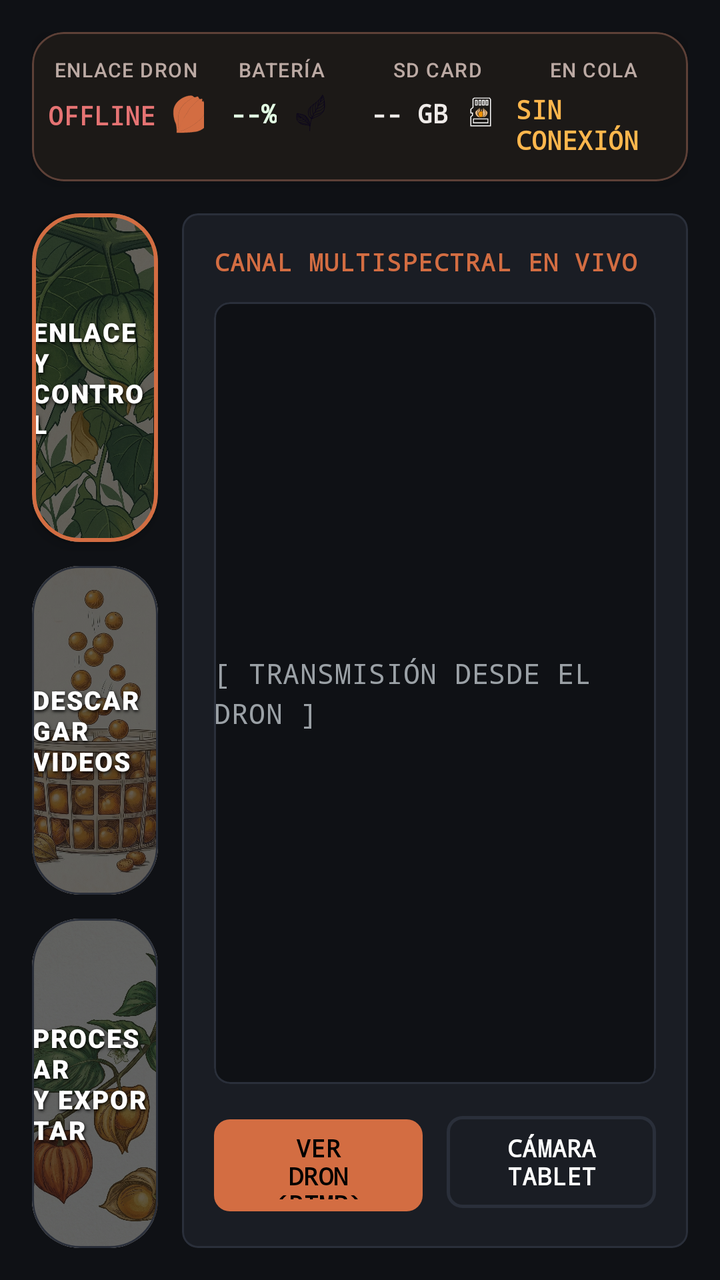
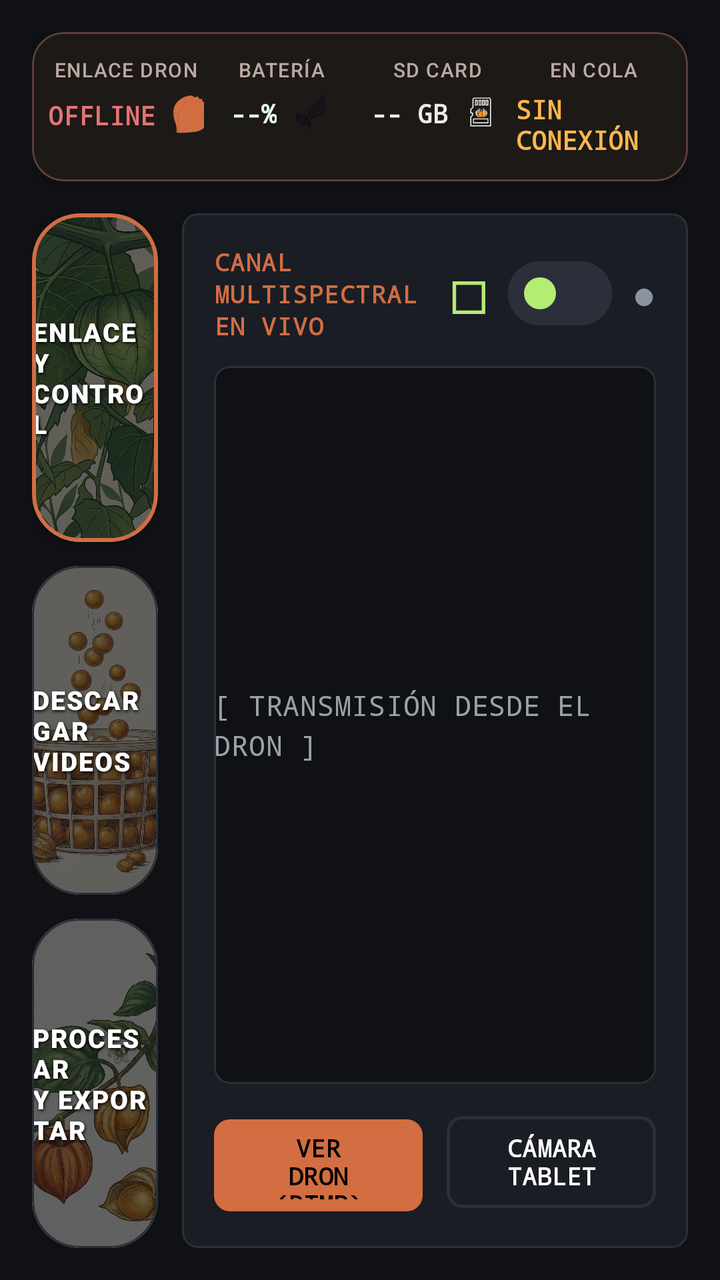

Screens rendered from an Android XML layout before and after an edit, with the pre-edit source and the edit as a unified diff.
<!-- AndroidManifest.xml: application theme Theme.UchuvaTwinApp -->
<!-- res/layout/activity_dron.xml -->
<?xml version="1.0" encoding="utf-8"?>
<LinearLayout xmlns:android="http://schemas.android.com/apk/res/android"
    xmlns:app="http://schemas.android.com/apk/res-auto"
    android:layout_width="match_parent"
    android:layout_height="match_parent"
    android:background="#0F1115"
    android:orientation="vertical"
    android:padding="16dp">

    
    <include
        android:id="@+id/modulo_telemetria"
        layout="@layout/dron_panel_telemetria" />

    
    <LinearLayout
        android:layout_width="match_parent"
        android:layout_height="0dp"
        android:layout_weight="1"
        android:orientation="horizontal"
        android:weightSum="100">

        
        <LinearLayout
            android:layout_width="0dp"
            android:layout_height="match_parent"
            android:layout_marginEnd="12dp"
            android:layout_weight="20"
            android:orientation="vertical">

            <include layout="@layout/dron_panel_navegacion" />

        </LinearLayout>

        
        <com.google.android.material.card.MaterialCardView
            style="?attr/materialCardViewOutlinedStyle"
            android:layout_width="0dp"
            android:layout_height="match_parent"
            android:layout_weight="80"
            app:cardBackgroundColor="#1A1D24"
            app:cardElevation="0dp"
            app:strokeColor="#2A2F3A"
            app:strokeWidth="1dp">

            <FrameLayout
                android:layout_width="match_parent"
                android:layout_height="match_parent"
                android:padding="16dp">

                
                <LinearLayout
                    android:id="@+id/panelControl"
                    android:layout_width="match_parent"
                    android:layout_height="match_parent"
                    android:orientation="vertical"
                    android:visibility="visible">

                    <com.google.android.material.textview.MaterialTextView
                        android:layout_width="wrap_content"
                        android:layout_height="wrap_content"
                        android:layout_marginBottom="12dp"
                        android:fontFamily="monospace"
                        android:text="CANAL MULTISPECTRAL EN VIVO"
                        android:textAppearance="?attr/textAppearanceLabelMedium"
                        android:textColor="#D36D42"
                        android:textStyle="bold" />

                    
                    <com.google.android.material.card.MaterialCardView
                        android:layout_width="match_parent"
                        android:layout_height="0dp"
                        android:layout_weight="1"
                        app:cardBackgroundColor="@color/tech_background"
                        app:strokeColor="?attr/colorOutline"
                        app:strokeWidth="1dp">

                        <FrameLayout
                            android:layout_width="match_parent"
                            android:layout_height="match_parent">

                            
                            <androidx.camera.view.PreviewView
                                android:id="@+id/previewViewDron"
                                android:layout_width="match_parent"
                                android:layout_height="match_parent"
                                android:visibility="invisible" />

                            
                            <ImageView
                                android:id="@+id/ivOverlayDron"
                                android:layout_width="match_parent"
                                android:layout_height="match_parent"
                                android:visibility="invisible" />

                            <com.google.android.material.textview.MaterialTextView
                                android:id="@+id/tvPlaceholderDron"
                                android:layout_width="wrap_content"
                                android:layout_height="wrap_content"
                                android:layout_gravity="center"
                                android:fontFamily="monospace"
                                android:text="[ TRANSMISIÓN DESDE EL DRON ]"
                                android:textAppearance="?attr/textAppearanceBodyMedium"
                                android:textColor="?attr/colorOnSurfaceVariant" />
                        </FrameLayout>
                    </com.google.android.material.card.MaterialCardView>

                    
                    <LinearLayout
                        android:layout_width="match_parent"
                        android:layout_height="wrap_content"
                        android:layout_marginTop="12dp"
                        android:orientation="horizontal"
                        android:weightSum="2">

                        <com.google.android.material.button.MaterialButton
                            android:id="@+id/btnVerDronRTMP"
                            android:layout_width="0dp"
                            android:layout_height="54dp"
                            android:layout_marginEnd="6dp"
                            android:layout_weight="1"
                            android:fontFamily="monospace"
                            android:text="VER DRON (RTMP)"
                            android:textColor="#000000"
                            android:textSize="12sp"
                            android:textStyle="bold"
                            app:backgroundTint="#D36D42"
                            app:cornerRadius="8dp" />

                        <com.google.android.material.button.MaterialButton
                            android:id="@+id/btnCamaraTablet"
                            style="@style/Widget.Material3.Button.OutlinedButton"
                            android:layout_width="0dp"
                            android:layout_height="54dp"
                            android:layout_marginStart="6dp"
                            android:layout_weight="1"
                            android:fontFamily="monospace"
                            android:text="CÁMARA TABLET"
                            android:textColor="#FFFFFF"
                            android:textSize="12sp"
                            android:textStyle="bold"
                            app:cornerRadius="8dp"
                            app:strokeColor="#2A2F3A"
                            app:strokeWidth="1.5dp" />
                    </LinearLayout>
                </LinearLayout>

                
                <LinearLayout
                    android:id="@+id/panelDescarga"
                    android:layout_width="match_parent"
                    android:layout_height="match_parent"
                    android:orientation="vertical"
                    android:visibility="gone">

                    <com.google.android.material.textview.MaterialTextView
                        android:layout_width="match_parent"
                        android:layout_height="wrap_content"
                        android:layout_marginBottom="12dp"
                        android:fontFamily="monospace"
                        android:letterSpacing="0.05"
                        android:text="PANEL DE SINCRONIZACIÓN HTTP"
                        android:textAppearance="?attr/textAppearanceLabelMedium"
                        android:textColor="#D36D42"
                        android:textStyle="bold" />

                    
                    <LinearLayout
                        android:layout_width="match_parent"
                        android:layout_height="wrap_content"
                        android:layout_marginBottom="16dp"
                        android:gravity="center_vertical"
                        android:orientation="horizontal">

                        <com.google.android.material.textfield.TextInputLayout
                            style="@style/Widget.Material3.TextInputLayout.OutlinedBox"
                            android:layout_width="0dp"
                            android:layout_height="wrap_content"
                            android:layout_weight="1"
                            android:hint="IP del Dron"
                            app:boxBackgroundColor="#171513"
                            app:boxStrokeColor="#7A8B62"
                            app:hintTextColor="#BCAAA4">

                            <com.google.android.material.textfield.TextInputEditText
                                android:id="@+id/etIpDron"
                                android:layout_width="match_parent"
                                android:layout_height="wrap_content"
                                android:fontFamily="monospace"
                                android:inputType="textUri"
                                android:singleLine="true"
                                android:textColor="#FFFFFF"
                                android:textSize="13sp" />
                        </com.google.android.material.textfield.TextInputLayout>

                        
                        <com.google.android.material.button.MaterialButton
                            android:id="@+id/btnSincronizarLotes"
                            android:layout_width="wrap_content"
                            android:layout_height="56dp"
                            android:layout_marginStart="12dp"
                            android:fontFamily="sans-serif-black"
                            android:letterSpacing="0.05"
                            android:text="⬇ SINCRONIZAR"
                            android:textColor="#000000"
                            android:textSize="11sp"
                            app:backgroundTint="#D36D42"
                            app:cornerRadius="12dp"
                            app:elevation="2dp" />
                    </LinearLayout>

                    <com.google.android.material.progressindicator.LinearProgressIndicator
                        android:id="@+id/pbSincronizacion"
                        android:layout_width="match_parent"
                        android:layout_height="wrap_content"
                        android:layout_marginBottom="8dp"
                        android:indeterminate="true"
                        android:visibility="gone"
                        app:indicatorColor="#D36D42" />

                    <com.google.android.material.button.MaterialButton
                        android:id="@+id/btnVolverLotes"
                        style="@style/Widget.Material3.Button.TextButton"
                        android:layout_width="wrap_content"
                        android:layout_height="wrap_content"
                        android:fontFamily="monospace"
                        android:text="🔙 VOLVER A CARPETAS"
                        android:textColor="#EF9A9A"
                        android:textSize="11sp"
                        android:visibility="gone" />

                    
                    <androidx.recyclerview.widget.RecyclerView
                        android:id="@+id/rvGestorArchivos"
                        android:layout_width="match_parent"
                        android:layout_height="0dp"
                        android:layout_weight="1"
                        android:clipToPadding="false"
                        android:paddingVertical="4dp"
                        android:scrollbars="vertical" />
                </LinearLayout>

                
                <LinearLayout
                    android:id="@+id/panelProcesamiento"
                    android:layout_width="match_parent"
                    android:layout_height="match_parent"
                    android:orientation="vertical"
                    android:visibility="gone">

                    <com.google.android.material.textview.MaterialTextView
                        android:layout_width="wrap_content"
                        android:layout_height="wrap_content"
                        android:layout_marginBottom="12dp"
                        android:fontFamily="monospace"
                        android:text="INFERENCIA DE RED NEURONAL"
                        android:textAppearance="?attr/textAppearanceLabelMedium"
                        android:textColor="#D36D42"
                        android:letterSpacing="0.05"
                        android:textStyle="bold" />

                    <androidx.recyclerview.widget.RecyclerView
                        android:id="@+id/rvLotesProcesables"
                        android:layout_width="match_parent"
                        android:layout_height="0dp"
                        android:layout_weight="1"
                        android:layout_marginBottom="12dp"
                        android:clipToPadding="false"
                        android:paddingVertical="4dp"
                        android:scrollbars="vertical" />

                    <LinearLayout
                        android:id="@+id/panelProgresoLote"
                        android:layout_width="match_parent"
                        android:layout_height="wrap_content"
                        android:layout_marginBottom="12dp"
                        android:background="#171513"
                        android:orientation="vertical"
                        android:padding="12dp"
                        android:visibility="gone">

                        <com.google.android.material.textview.MaterialTextView
                            android:id="@+id/tvProgresoLote"
                            android:layout_width="wrap_content"
                            android:layout_height="wrap_content"
                            android:fontFamily="monospace"
                            android:text="Procesando video 1 de X..."
                            android:textColor="#BCAAA4"
                            android:textSize="12sp" />

                        <com.google.android.material.progressindicator.LinearProgressIndicator
                            android:id="@+id/pbProcesamientoLote"
                            android:layout_width="match_parent"
                            android:layout_height="wrap_content"
                            android:layout_marginTop="8dp"
                            app:indicatorColor="#D36D42" />
                    </LinearLayout>

                    <com.google.android.material.button.MaterialButton
                        android:id="@+id/btnIniciarProcesamiento"
                        style="@style/Widget.Material3.Button"
                        android:layout_width="match_parent"
                        android:layout_height="56dp"
                        android:enabled="false"
                        android:fontFamily="sans-serif-black"
                        android:letterSpacing="0.05"
                        android:text="SELECCIONE UNA CARPETA"
                        android:textSize="13sp"
                        app:cornerRadius="12dp"
                        app:backgroundTint="#2A2F3A"
                        android:textColor="#8B949E" />
                </LinearLayout>

            </FrameLayout>
        </com.google.android.material.card.MaterialCardView>
    </LinearLayout>
</LinearLayout>
<!-- res/layout/dron_panel_telemetria.xml (included above) -->
<?xml version="1.0" encoding="utf-8"?>
<com.google.android.material.card.MaterialCardView
    xmlns:android="http://schemas.android.com/apk/res/android"
    xmlns:app="http://schemas.android.com/apk/res-auto"
    android:layout_width="match_parent"
    android:layout_height="wrap_content"
    android:layout_marginBottom="16dp"
    app:cardBackgroundColor="#1C1917"
    app:cardCornerRadius="16dp"
    app:cardElevation="4dp"
    app:strokeColor="#5D4037"
    app:strokeWidth="1dp">

    <LinearLayout
        android:layout_width="match_parent"
        android:layout_height="wrap_content"
        android:baselineAligned="false"
        android:orientation="horizontal"
        android:paddingHorizontal="8dp"
        android:paddingVertical="12dp"
        android:weightSum="4">

        
        <LinearLayout
            android:layout_width="0dp"
            android:layout_height="wrap_content"
            android:layout_weight="1"
            android:gravity="center"
            android:orientation="vertical">

            <TextView
                android:layout_width="wrap_content"
                android:layout_height="wrap_content"
                android:fontFamily="sans-serif-medium"
                android:letterSpacing="0.05"
                android:text="ENLACE DRON"
                android:textColor="#BCAAA4"
                android:textSize="10sp" />

            <LinearLayout
                android:layout_width="wrap_content"
                android:layout_height="wrap_content"
                android:layout_marginTop="4dp"
                android:gravity="center_vertical"
                android:orientation="horizontal">

                <TextView
                    android:id="@+id/tvEstadoConexion"
                    android:layout_width="wrap_content"
                    android:layout_height="wrap_content"
                    android:fontFamily="monospace"
                    android:text="OFFLINE"
                    android:textColor="#E57373"
                    android:textSize="13sp"
                    android:textStyle="bold" />

                <ImageView
                    android:id="@+id/ivUchuvaEstado"
                    android:layout_width="24dp"
                    android:layout_height="24dp"
                    android:layout_marginStart="6dp"
                    android:src="@drawable/ic_dron_panel_tele_enlace"
                    app:tint="#D36D42" /> 
            </LinearLayout>
        </LinearLayout>

        
        <LinearLayout
            android:layout_width="0dp"
            android:layout_height="wrap_content"
            android:layout_weight="1"
            android:gravity="center"
            android:orientation="vertical">

            <TextView
                android:layout_width="wrap_content"
                android:layout_height="wrap_content"
                android:fontFamily="sans-serif-medium"
                android:letterSpacing="0.05"
                android:text="BATERÍA"
                android:textColor="#BCAAA4"
                android:textSize="10sp" />

            <LinearLayout
                android:layout_width="wrap_content"
                android:layout_height="wrap_content"
                android:layout_marginTop="4dp"
                android:gravity="center_vertical"
                android:orientation="horizontal">

                <TextView
                    android:id="@+id/tvBateria"
                    android:layout_width="wrap_content"
                    android:layout_height="wrap_content"
                    android:fontFamily="monospace"
                    android:text="--%"
                    android:textColor="#E3FFE4"
                    android:textSize="13sp"
                    android:textStyle="bold" />

                <ImageView
                    android:id="@+id/ivBateriaHoja"
                    android:layout_width="22dp"
                    android:layout_height="22dp"
                    android:layout_marginStart="6dp"
                    android:src="@drawable/ic_hoja_bateria" />
            </LinearLayout>
        </LinearLayout>

        
        <LinearLayout
            android:layout_width="0dp"
            android:layout_height="wrap_content"
            android:layout_weight="1"
            android:gravity="center"
            android:orientation="vertical">

            <TextView
                android:layout_width="wrap_content"
                android:layout_height="wrap_content"
                android:fontFamily="sans-serif-medium"
                android:letterSpacing="0.05"
                android:text="SD CARD"
                android:textColor="#BCAAA4"
                android:textSize="10sp" />

            <LinearLayout
                android:layout_width="wrap_content"
                android:layout_height="wrap_content"
                android:layout_marginTop="4dp"
                android:gravity="center_vertical"
                android:orientation="horizontal">

                <TextView
                    android:id="@+id/tvAlmacenamiento"
                    android:layout_width="wrap_content"
                    android:layout_height="wrap_content"
                    android:fontFamily="monospace"
                    android:text="-- GB"
                    android:textColor="#EFEBE9"
                    android:textSize="13sp"
                    android:textStyle="bold" />

                <ImageView
                    android:id="@+id/ivSdUchuva"
                    android:layout_width="22dp"
                    android:layout_height="22dp"
                    android:layout_marginStart="6dp"
                    android:src="@drawable/ic_sd_uchuva" />
            </LinearLayout>
        </LinearLayout>

        
        <LinearLayout
            android:layout_width="0dp"
            android:layout_height="wrap_content"
            android:layout_weight="1"
            android:gravity="center"
            android:orientation="vertical">

            <TextView
                android:layout_width="wrap_content"
                android:layout_height="wrap_content"
                android:fontFamily="sans-serif-medium"
                android:letterSpacing="0.05"
                android:text="EN COLA"
                android:textColor="#BCAAA4"
                android:textSize="10sp" />

            <LinearLayout
                android:layout_width="wrap_content"
                android:layout_height="wrap_content"
                android:layout_marginTop="4dp"
                android:gravity="center_vertical"
                android:orientation="horizontal">

                <TextView
                    android:id="@+id/tvVideosCola"
                    android:layout_width="wrap_content"
                    android:layout_height="wrap_content"
                    android:fontFamily="monospace"
                    android:text="SIN CONEXIÓN"
                    android:textColor="#FFB74D"
                    android:textSize="13sp"
                    android:textStyle="bold" />
            </LinearLayout>
        </LinearLayout>
    </LinearLayout>
</com.google.android.material.card.MaterialCardView>
<!-- res/layout/dron_panel_navegacion.xml (included above) -->
<?xml version="1.0" encoding="utf-8"?>
<LinearLayout xmlns:android="http://schemas.android.com/apk/res/android"
    xmlns:app="http://schemas.android.com/apk/res-auto"
    android:layout_width="match_parent"
    android:layout_height="match_parent"
    android:orientation="vertical">

    
    <com.google.android.material.card.MaterialCardView
        android:id="@+id/cardBotonControl"
        android:layout_width="match_parent"
        android:layout_height="0dp"
        android:layout_weight="1"
        android:layout_marginBottom="12dp"
        android:clickable="true"
        android:focusable="true"
        app:cardCornerRadius="24dp"
        app:cardElevation="4dp"
        app:strokeColor="#D36D42"
        app:strokeWidth="2dp">

        <androidx.constraintlayout.widget.ConstraintLayout
            android:layout_width="match_parent"
            android:layout_height="match_parent">

            <ImageView
                android:layout_width="0dp"
                android:layout_height="0dp"
                android:scaleType="centerCrop"
                android:src="@drawable/bg_boton_verde"
                app:layout_constraintTop_toTopOf="parent"
                app:layout_constraintBottom_toBottomOf="parent"
                app:layout_constraintStart_toStartOf="parent"
                app:layout_constraintEnd_toEndOf="parent"/>

            
            <View
                android:layout_width="0dp"
                android:layout_height="0dp"
                android:background="#A60F1115"
                app:layout_constraintTop_toTopOf="parent"
                app:layout_constraintBottom_toBottomOf="parent"
                app:layout_constraintStart_toStartOf="parent"
                app:layout_constraintEnd_toEndOf="parent"/>

            <TextView
                android:layout_width="wrap_content"
                android:layout_height="wrap_content"
                android:fontFamily="sans-serif-black"
                android:letterSpacing="0.05"
                android:shadowColor="#FF000000"
                android:shadowDx="1"
                android:shadowDy="2"
                android:shadowRadius="4"
                android:text="ENLACE Y\nCONTROL"
                android:textAlignment="center"
                android:textColor="#FFFFFF"
                android:textSize="13sp"
                app:layout_constraintTop_toTopOf="parent"
                app:layout_constraintBottom_toBottomOf="parent"
                app:layout_constraintStart_toStartOf="parent"
                app:layout_constraintEnd_toEndOf="parent"/>
        </androidx.constraintlayout.widget.ConstraintLayout>
    </com.google.android.material.card.MaterialCardView>

    
    <com.google.android.material.card.MaterialCardView
        android:id="@+id/cardBotonDescarga"
        android:layout_width="match_parent"
        android:layout_height="0dp"
        android:layout_weight="1"
        android:layout_marginBottom="12dp"
        android:clickable="true"
        android:focusable="true"
        app:cardCornerRadius="24dp"
        app:strokeColor="#2A2F3A"
        app:strokeWidth="1dp">

        <androidx.constraintlayout.widget.ConstraintLayout
            android:layout_width="match_parent"
            android:layout_height="match_parent">

            <ImageView
                android:layout_width="0dp"
                android:layout_height="0dp"
                android:scaleType="centerCrop"
                android:src="@drawable/bg_boton_canasta"
                app:layout_constraintTop_toTopOf="parent"
                app:layout_constraintBottom_toBottomOf="parent"
                app:layout_constraintStart_toStartOf="parent"
                app:layout_constraintEnd_toEndOf="parent"/>

            <View
                android:layout_width="0dp"
                android:layout_height="0dp"
                android:background="#A60F1115"
                app:layout_constraintTop_toTopOf="parent"
                app:layout_constraintBottom_toBottomOf="parent"
                app:layout_constraintStart_toStartOf="parent"
                app:layout_constraintEnd_toEndOf="parent"/>

            <TextView
                android:layout_width="wrap_content"
                android:layout_height="wrap_content"
                android:fontFamily="sans-serif-black"
                android:letterSpacing="0.05"
                android:shadowColor="#FF000000"
                android:shadowDx="1"
                android:shadowDy="2"
                android:shadowRadius="4"
                android:text="DESCARGAR\nVIDEOS"
                android:textAlignment="center"
                android:textColor="#FFFFFF"
                android:textSize="13sp"
                app:layout_constraintTop_toTopOf="parent"
                app:layout_constraintBottom_toBottomOf="parent"
                app:layout_constraintStart_toStartOf="parent"
                app:layout_constraintEnd_toEndOf="parent"/>
        </androidx.constraintlayout.widget.ConstraintLayout>
    </com.google.android.material.card.MaterialCardView>

    
    <com.google.android.material.card.MaterialCardView
        android:id="@+id/cardBotonProcesar"
        android:layout_width="match_parent"
        android:layout_height="0dp"
        android:layout_weight="1"
        android:clickable="true"
        android:focusable="true"
        app:cardCornerRadius="24dp"
        app:strokeColor="#2A2F3A"
        app:strokeWidth="1dp">

        <androidx.constraintlayout.widget.ConstraintLayout
            android:layout_width="match_parent"
            android:layout_height="match_parent">

            <ImageView
                android:layout_width="0dp"
                android:layout_height="0dp"
                android:scaleType="centerCrop"
                android:src="@drawable/bg_boton_rama"
                app:layout_constraintTop_toTopOf="parent"
                app:layout_constraintBottom_toBottomOf="parent"
                app:layout_constraintStart_toStartOf="parent"
                app:layout_constraintEnd_toEndOf="parent"/>

            <View
                android:layout_width="0dp"
                android:layout_height="0dp"
                android:background="#A60F1115"
                app:layout_constraintTop_toTopOf="parent"
                app:layout_constraintBottom_toBottomOf="parent"
                app:layout_constraintStart_toStartOf="parent"
                app:layout_constraintEnd_toEndOf="parent"/>

            <TextView
                android:layout_width="wrap_content"
                android:layout_height="wrap_content"
                android:fontFamily="sans-serif-black"
                android:letterSpacing="0.05"
                android:shadowColor="#FF000000"
                android:shadowDx="1"
                android:shadowDy="2"
                android:shadowRadius="4"
                android:text="PROCESAR\nY EXPORTAR"
                android:textAlignment="center"
                android:textColor="#FFFFFF"
                android:textSize="13sp"
                app:layout_constraintTop_toTopOf="parent"
                app:layout_constraintBottom_toBottomOf="parent"
                app:layout_constraintStart_toStartOf="parent"
                app:layout_constraintEnd_toEndOf="parent"/>
        </androidx.constraintlayout.widget.ConstraintLayout>
    </com.google.android.material.card.MaterialCardView>

</LinearLayout>
<!-- resources referenced by this layout -->
<resources>
  <color name="tech_background">#0F1115</color>
  <!-- drawable bg_boton_canasta: jpg bitmap (drawable, 567969 bytes) -->
  <!-- drawable bg_boton_rama: jpg bitmap (drawable, 766624 bytes) -->
  <!-- drawable bg_boton_verde: jpg bitmap (drawable, 948242 bytes) -->
  <!-- drawable ic_dron_panel_tele_enlace: vector/xml drawable (drawable, 4266 chars, omitted) -->
  <!-- drawable ic_hoja_bateria: vector/xml drawable (drawable, 11110 chars, omitted) -->
  <!-- drawable ic_sd_uchuva: vector/xml drawable (drawable, 6277 chars, omitted) -->
  <style name="Theme.UchuvaTwinApp" parent="Theme.Material3.Dark.NoActionBar">
          
          <item name="colorPrimary">@color/tech_primary</item>
          <item name="colorOnPrimary">@color/tech_background</item>
          <item name="colorSurface">@color/tech_surface</item>
          <item name="colorOnSurface">@color/tech_text_high</item>
          <item name="colorSurfaceVariant">@color/tech_surface_variant</item>
          <item name="colorOnSurfaceVariant">@color/tech_text_medium</item>
          <item name="android:colorBackground">@color/tech_background</item>
          <item name="colorOutline">@color/tech_outline</item>
  
          
          <item name="shapeAppearanceCornerMedium">@style/ShapeAppearance.Tech.Medium</item>
      </style>
  <color name="tech_primary">#FF9900</color>
  <color name="tech_surface">#1A1D24</color>
  <color name="tech_text_high">#FFFFFF</color>
  <color name="tech_surface_variant">#232730</color>
  <color name="tech_text_medium">#9BA1A6</color>
  <color name="tech_outline">#2A2F3A</color>
  <style name="ShapeAppearance.Tech.Medium" parent="ShapeAppearance.Material3.Corner.Medium">
          <item name="cornerSize">8dp</item>
      </style>
</resources>

<!-- the commit's change to res/layout/activity_dron.xml (unified diff, before → after) -->
@@ -56,15 +56,51 @@
                     android:orientation="vertical"
                     android:visibility="visible">
 
-                    <com.google.android.material.textview.MaterialTextView
-                        android:layout_width="wrap_content"
+                    
+                    <LinearLayout
+                        android:layout_width="match_parent"
                         android:layout_height="wrap_content"
                         android:layout_marginBottom="12dp"
-                        android:fontFamily="monospace"
-                        android:text="CANAL MULTISPECTRAL EN VIVO"
-                        android:textAppearance="?attr/textAppearanceLabelMedium"
-                        android:textColor="#D36D42"
-                        android:textStyle="bold" />
+                        android:gravity="center_vertical"
+                        android:orientation="horizontal">
+
+                        <com.google.android.material.textview.MaterialTextView
+                            android:layout_width="0dp"
+                            android:layout_height="wrap_content"
+                            android:layout_weight="1"
+                            android:fontFamily="monospace"
+                            android:text="CANAL MULTISPECTRAL EN VIVO"
+                            android:textAppearance="?attr/textAppearanceLabelMedium"
+                            android:textColor="#D36D42"
+                            android:textStyle="bold" />
+
+                        
+                        <TextView
+                            android:id="@+id/tvIconoDetect"
+                            android:layout_width="wrap_content"
+                            android:layout_height="wrap_content"
+                            android:text="□"
+                            android:textColor="#B5EC73"
+                            android:textSize="26sp"
+                            android:textStyle="bold" />
+
+                        <com.google.android.material.materialswitch.MaterialSwitch
+                            android:id="@+id/switchModeloIA"
+                            android:layout_width="wrap_content"
+                            android:layout_height="wrap_content"
+                            android:layout_marginHorizontal="10dp"
+                            app:thumbTint="#B5EC73"
+                            app:trackTint="#2A2F3A" />
+
+                        
+                        <TextView
+                            android:id="@+id/tvIconoSeg"
+                            android:layout_width="wrap_content"
+                            android:layout_height="wrap_content"
+                            android:text="●"
+                            android:textColor="#8B949E"
+                            android:textSize="20sp" />
+                    </LinearLayout>
 
                     
                     <com.google.android.material.card.MaterialCardView
@@ -79,14 +115,12 @@
                             android:layout_width="match_parent"
                             android:layout_height="match_parent">
 
-                            
                             <androidx.camera.view.PreviewView
                                 android:id="@+id/previewViewDron"
                                 android:layout_width="match_parent"
                                 android:layout_height="match_parent"
                                 android:visibility="invisible" />
 
-                            
                             <ImageView
                                 android:id="@+id/ivOverlayDron"
                                 android:layout_width="match_parent"
